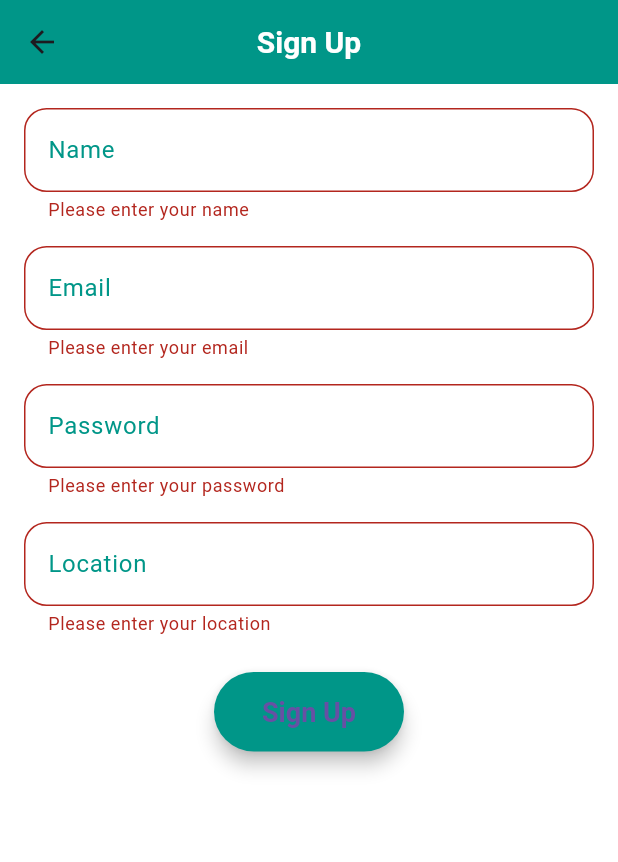
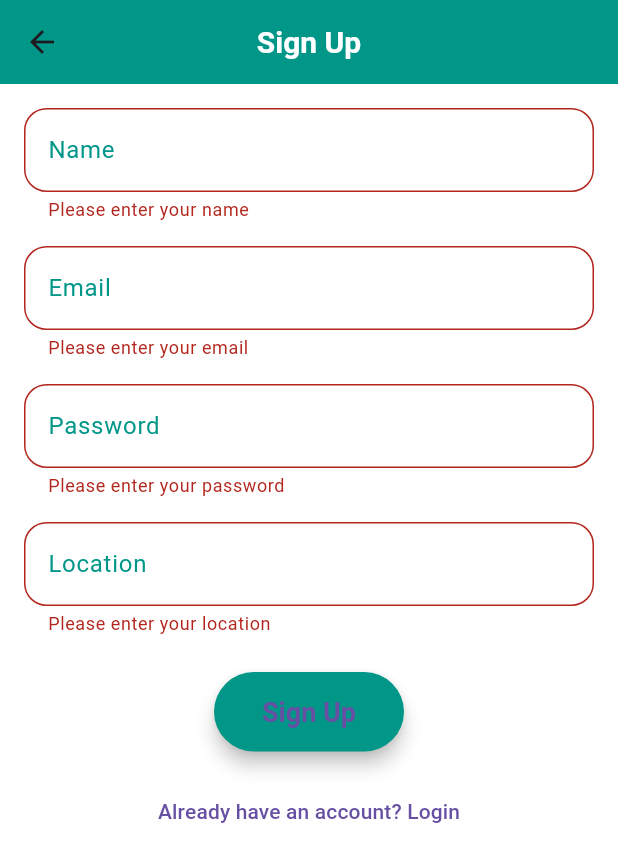
Before and after one commit to Albaraazain/autovista, a Flutter app: the SignupScreen screen opened by its route, after a tap on "Sign Up", on a phone screen of 412 x 824 dp. Shown: the top 862 px of the screen. Run offline on Flutter 3.47's test engine with Material 3 defaults, Android fonts, the phone set to English and light mode, and no system bars; our stand-ins replace cloud_firestore, firebase_auth, firebase_core, logger; accounts and stored records are empty.

Commit message:
used auth provider correctly in the signup screen

```diff
--- a/lib/screens/signup_screen.dart
+++ b/lib/screens/signup_screen.dart
@@ -1,7 +1,8 @@
-import 'package:autovista/services/auth_service';
+// lib/screens/signup_screen.dart
 import 'package:flutter/material.dart';
 import 'package:firebase_auth/firebase_auth.dart';
-import 'package:cloud_firestore/cloud_firestore.dart';
+import 'package:provider/provider.dart';
+import '../providers/auth_provider.dart' as app_auth;
 
 class SignupScreen extends StatefulWidget {
   const SignupScreen({Key? key}) : super(key: key);
@@ -17,75 +18,47 @@ class _SignupScreenState extends State<SignupScreen> {
   final _locationController = TextEditingController();
   final _formKey = GlobalKey<FormState>();
 
-  final FirebaseAuth _auth = FirebaseAuth.instance; // Firebase Auth instance
-  final FirebaseFirestore _firestore = FirebaseFirestore.instance; // Firestore instance
-
-  bool _isLoading = false;
-
-  Future<void> _registerUser() async {
-    if (!_formKey.currentState!.validate()) {
-      return;
-    }
-
-    setState(() => _isLoading = true);
+  Future<void> _registerUser(BuildContext context) async {
+    if (!_formKey.currentState!.validate()) return;
 
     try {
-      final authService = AuthService();
-      final userCredential = await authService.signUp(
-        name: _nameController.text,
-        email: _emailController.text,
+      final authProvider = context.read<app_auth.AuthProvider>();
+      await authProvider.signUp(
+        email: _emailController.text.trim(),
         password: _passwordController.text,
-        location: _locationController.text,
+        name: _nameController.text.trim(),
+        location: _locationController.text.trim(),
       );
 
       if (!mounted) return;
 
       ScaffoldMessenger.of(context).showSnackBar(
-        const SnackBar(content: Text('Registration successful!')),
-      );
-
-      Navigator.pushReplacementNamed(
-        context,
-        '/home',
-        arguments: userCredential.user?.uid,
+        const SnackBar(content: Text("Registration successful!")),
       );
     } on FirebaseAuthException catch (e) {
-      if (!mounted) return;
+      String errorMessage = "An error occurred";
+      if (e.code == 'email-already-in-use') {
+        errorMessage = "This email is already in use.";
+      } else if (e.code == 'weak-password') {
+        errorMessage = "The password is too weak.";
+      } else if (e.code == 'invalid-email') {
+        errorMessage = "The email address is not valid.";
+      }
 
       ScaffoldMessenger.of(context).showSnackBar(
-        SnackBar(content: Text(_getErrorMessage(e))),
+        SnackBar(content: Text(errorMessage)),
       );
     } catch (e) {
-      if (!mounted) return;
-
       ScaffoldMessenger.of(context).showSnackBar(
-        SnackBar(content: Text('Registration failed: ${e.toString()}')),
+        SnackBar(content: Text("An error occurred: $e")),
       );
-    } finally {
-      if (mounted) {
-        setState(() => _isLoading = false);
-      }
-    }
-  }
-
-
-  String _getErrorMessage(FirebaseAuthException e) {
-    switch (e.code) {
-      case 'email-already-in-use':
-        return 'This email is already registered';
-      case 'invalid-email':
-        return 'Please enter a valid email address';
-      case 'operation-not-allowed':
-        return 'Email/password accounts are not enabled';
-      case 'weak-password':
-        return 'Please enter a stronger password';
-      default:
-        return 'Registration failed: ${e.message}';
     }
   }
 
   @override
   Widget build(BuildContext context) {
+    final authProvider = context.watch<app_auth.AuthProvider>();
+
     return Scaffold(
       appBar: AppBar(
         title: const Text("Sign Up"),
@@ -103,6 +76,8 @@ class _SignupScreenState extends State<SignupScreen> {
                   validator: (value) {
                     if (value == null || value.isEmpty) {
                       return "Please enter your name";
+                    } else if (value.length < 2) {
+                      return "Name must be at least 2 characters";
                     }
                     return null;
                   },
@@ -147,15 +122,18 @@ class _SignupScreenState extends State<SignupScreen> {
                   },
                 ),
                 const SizedBox(height: 24),
-                _isLoading
+                authProvider.isLoading
                     ? const CircularProgressIndicator()
                     : ElevatedButton(
-                  onPressed: () async {
-                    if (_formKey.currentState!.validate()) {
-                      await _registerUser();
-                    }
+                        onPressed: () => _registerUser(context),
+                        child: const Text("Sign Up"),
+                      ),
+                const SizedBox(height: 16),
+                TextButton(
+                  onPressed: () {
+                    Navigator.pop(context); // Return to login screen
                   },
-                  child: const Text("Sign Up"),
+                  child: const Text("Already have an account? Login"),
                 ),
               ],
             ),
```
